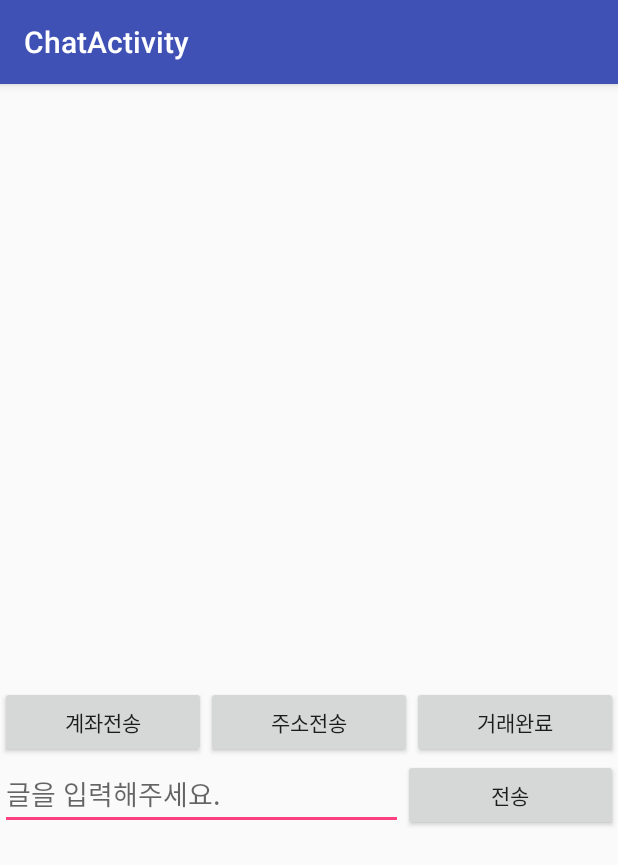
After one commit to sweetpotatocatT/hwagaeJangteo1, an Android app: the ChatActivity screen opened directly, with no data from a screen before it, on a phone screen of 412 x 824 dp. The commit adds this screen. Shown: the top 865 px of the screen. Run offline under Robolectric (Android 15) with nearby library versions, the phone set to English and light mode, and no system bars; our stand-ins replace Firebase (no records; nobody signed in at launch, a user with empty details on screens opened directly); libraries missing offline, so code that uses them is left out: com.facebook; 1 statement that could not run was skipped.

Commit message:
2018_08_13 22:08 채팅방 리스트, 채팅방, 메뉴바 완료. 김다솔 내정보 만들어지면 채팅방 구현 가능.

```diff
--- a/app/build.gradle
+++ b/app/build.gradle
@@ -19,6 +19,7 @@ android {
 }
 
 dependencies {
+    implementation 'com.google.firebase:firebase-database:15.0.1'
     implementation 'com.google.firebase:firebase-auth:11.6.2'
     implementation 'com.firebaseui:firebase-ui-auth:4.0.0'
     implementation 'com.facebook.android:facebook-android-sdk:4.34.0'
--- /dev/null
+++ b/app/src/main/java/www/hwagae/com/hwagae/ChatActivity.java
@@ -0,0 +1,126 @@
+package www.hwagae.com.hwagae;
+
+import android.content.Intent;
+import android.os.Bundle;
+import android.support.design.widget.FloatingActionButton;
+import android.support.design.widget.Snackbar;
+import android.support.v7.app.AppCompatActivity;
+import android.support.v7.widget.Toolbar;
+import android.util.Log;
+import android.view.View;
+import android.widget.ArrayAdapter;
+import android.widget.Button;
+import android.widget.EditText;
+import android.widget.ListView;
+
+import com.facebook.Profile;
+import com.google.firebase.database.ChildEventListener;
+import com.google.firebase.database.DataSnapshot;
+import com.google.firebase.database.DatabaseError;
+import com.google.firebase.database.DatabaseReference;
+import com.google.firebase.database.FirebaseDatabase;
+
+public class ChatActivity extends AppCompatActivity {
+
+    private String CHAT_NAME;
+    private String USER_NAME;
+
+    private ListView lvChat;
+    private EditText rqText;
+    private Button btnRequest;
+
+    private FirebaseDatabase firebaseDatabase = FirebaseDatabase.getInstance();
+    private DatabaseReference databaseReference = firebaseDatabase.getReference();
+
+    @Override
+    protected void onCreate(Bundle savedInstanceState) {
+        super.onCreate(savedInstanceState);
+        setContentView(R.layout.activity_chat);
+        Toolbar toolbar = (Toolbar) findViewById(R.id.toolbar);
+        setSupportActionBar(toolbar);
+
+        // FINDVIEWBYID 선언
+        lvChat = findViewById(R.id.lvChat);
+        rqText = findViewById(R.id.rqText);
+        btnRequest = findViewById(R.id.btnRequest);
+
+        /*
+        페이스북 연동 로그인 후, 받아온 유저 이름 저장
+         */
+        USER_NAME
+                = (Profile.getCurrentProfile().getFirstName() + Profile.getCurrentProfile().getLastName()).toString();
+
+        // 채팅방 입장 -> 메소드 구현
+        openChat(USER_NAME);
+
+        btnRequest.setOnClickListener(new View.OnClickListener() {
+            @Override
+            public void onClick(View v) {
+                // 입력된 것이 아무것도 없으면
+                if(rqText.getText().toString().equals("")) {
+                    return;
+                }
+                // USER_NAME에 해당하는 사람이 친 채팅을 chat에 넣기
+                ChatData chat = new ChatData(USER_NAME, rqText.getText().toString());
+
+                // RealTime Database에 Chat - USER_NAME 넣고 채팅친 것 value로 넣기
+                // 기본적으로 데이터베이스에 넣을 때 형태는 Key, Value 맵 형태로 넣어진다.
+                databaseReference.child("chat").child(USER_NAME).push().setValue(chat);
+                rqText.setText("");         // 입력창 초기화
+            }
+        });
+    }
+
+    /*
+    채팅 입력하는 화면
+    >> 추후에 USER 본인이면 오른쪽 배치, 아니면 왼쪽 배치 고려할 것
+    >> 그리고 유저 이름이랑 채팅 같이 나올 수 있게 ! -> 카톡처럼
+     */
+    private void addMessage(DataSnapshot dataSnapshot, ArrayAdapter<String> adapter) {
+        ChatData chatData = dataSnapshot.getValue(ChatData.class);
+        adapter.add(chatData.getUserName() + " : " + chatData.getMessage());
+    }
+
+    /*
+    채팅 글 지우는 항목도 있었는데 혹시나 발뺌하는 일 생길까봐 일부러 추가 안함
+     */
+
+    private void openChat(String chatName) {
+        // 리스트 어댑터 세팅
+        final ArrayAdapter<String> adapter =
+                new ArrayAdapter<String>(this, R.layout.item, R.id.tvChat);
+        lvChat.setAdapter(adapter);
+
+        // 데이터 받아오기 및 어댑터에 데이터 추가 및 삭제 등 .. 리스터 관리
+        databaseReference.child("chat").child(chatName).addChildEventListener(new ChildEventListener() {
+            // Child 값 넣는 메소드
+            // Child : 데이터베이스에서 하위 항목들
+            @Override
+            public void onChildAdded(DataSnapshot dataSnapshot, String s) {
+                addMessage(dataSnapshot, adapter);
+                Log.d("LOG", "s:" + s);
+            }
+
+            @Override
+            public void onChildChanged(DataSnapshot dataSnapshot, String s) {
+
+            }
+
+            @Override
+            public void onChildRemoved(DataSnapshot dataSnapshot) {
+
+            }
+
+            @Override
+            public void onChildMoved(DataSnapshot dataSnapshot, String s) {
+
+            }
+
+            @Override
+            public void onCancelled(DatabaseError databaseError) {
+
+            }
+        });
+    }
+
+}
--- a/app/src/main/java/www/hwagae/com/hwagae/LoginActivity.java
+++ b/app/src/main/java/www/hwagae/com/hwagae/LoginActivity.java
@@ -153,9 +153,9 @@ public class LoginActivity extends AppCompatActivity {
         AccessToken accessToken = AccessToken.getCurrentAccessToken();
         boolean isLoggedIn = accessToken != null && !accessToken.isExpired();
 
+        LoginManager.getInstance().logInWithReadPermissions(this, Arrays.asList("public_profile"));
 
 
-        LoginManager.getInstance().logInWithReadPermissions(this, Arrays.asList("public_profile"));
 
         tvJoinus = findViewById(R.id.tvJoinus);
         tvJoinus.setOnClickListener(new View.OnClickListener() {
--- /dev/null
+++ b/app/src/main/res/layout/activity_chat.xml
@@ -0,0 +1,25 @@
+<?xml version="1.0" encoding="utf-8"?>
+<android.support.design.widget.CoordinatorLayout xmlns:android="http://schemas.android.com/apk/res/android"
+    xmlns:app="http://schemas.android.com/apk/res-auto"
+    xmlns:tools="http://schemas.android.com/tools"
+    android:layout_width="match_parent"
+    android:layout_height="match_parent"
+    tools:context=".ChatActivity">
+
+    <android.support.design.widget.AppBarLayout
+        android:layout_width="match_parent"
+        android:layout_height="wrap_content"
+        android:theme="@style/AppTheme.AppBarOverlay">
+
+        <android.support.v7.widget.Toolbar
+            android:id="@+id/toolbar"
+            android:layout_width="match_parent"
+            android:layout_height="?attr/actionBarSize"
+            android:background="?attr/colorPrimary"
+            app:popupTheme="@style/AppTheme.PopupOverlay" />
+
+    </android.support.design.widget.AppBarLayout>
+
+    <include layout="@layout/content_chat" />
+
+</android.support.design.widget.CoordinatorLayout>
--- /dev/null
+++ b/app/src/main/res/layout/content_chat.xml
@@ -0,0 +1,68 @@
+<?xml version="1.0" encoding="utf-8"?>
+<LinearLayout xmlns:android="http://schemas.android.com/apk/res/android"
+    xmlns:app="http://schemas.android.com/apk/res-auto"
+    xmlns:tools="http://schemas.android.com/tools"
+    android:layout_width="match_parent"
+    android:layout_height="match_parent"
+    app:layout_behavior="@string/appbar_scrolling_view_behavior"
+    tools:context=".ChatActivity"
+    android:orientation="vertical"
+    tools:showIn="@layout/activity_chat">
+
+
+    <ListView
+        android:id="@+id/lvChat"
+        android:layout_width="match_parent"
+        android:layout_height="401dp" />
+
+    <LinearLayout
+        android:layout_width="match_parent"
+        android:layout_height="wrap_content"
+        android:orientation="horizontal">
+
+        <Button
+            android:id="@+id/rqBalance"
+            android:layout_width="wrap_content"
+            android:layout_height="wrap_content"
+            android:layout_weight="1"
+            android:text="계좌전송" />
+
+        <Button
+            android:id="@+id/rqAddress"
+            android:layout_width="wrap_content"
+            android:layout_height="wrap_content"
+            android:layout_weight="1"
+            android:text="주소전송" />
+
+        <Button
+            android:id="@+id/rqFinish"
+            android:layout_width="wrap_content"
+            android:layout_height="wrap_content"
+            android:layout_weight="1"
+            android:text="거래완료" />
+
+    </LinearLayout>
+
+    <LinearLayout
+        android:layout_width="match_parent"
+        android:layout_height="match_parent"
+        android:orientation="horizontal">
+
+        <EditText
+            android:id="@+id/rqText"
+            android:layout_width="wrap_content"
+            android:layout_height="wrap_content"
+            android:layout_weight="1"
+            android:ems="10"
+            android:hint="글을 입력해주세요."
+            android:inputType="textPersonName" />
+
+        <Button
+            android:id="@+id/btnRequest"
+            android:layout_width="wrap_content"
+            android:layout_height="wrap_content"
+            android:layout_weight="1"
+            android:text="전송" />
+    </LinearLayout>
+
+</LinearLayout>
--- a/app/src/main/res/layout/activity_pre_login.xml
+++ b/app/src/main/res/layout/content_pr_login.xml
@@ -4,7 +4,9 @@
     xmlns:tools="http://schemas.android.com/tools"
     android:layout_width="match_parent"
     android:layout_height="match_parent"
-    tools:context=".PreLoginActivity">
+    app:layout_behavior="@string/appbar_scrolling_view_behavior"
+    tools:context=".PrLoginActivity"
+    tools:showIn="@layout/activity_pr_login">
 
     <TextView
         android:id="@+id/tvFb"
--- a/app/src/main/res/values/strings.xml
+++ b/app/src/main/res/values/strings.xml
@@ -8,5 +8,8 @@
     <string name="facebook_app_id">1212721358868606</string>
     <string name="fb_login_protocol_scheme">fb1212721358868606</string>
     <string name="title_activity_main_view">MainViewActivity</string>
+    <string name="title_activity_chat">ChatActivity</string>
+    <string name="title_activity_chat_room">ChatRoomActivity</string>
+    <string name="title_activity_pr_login">PrLoginActivity</string>
 
 </resources>
```
Also changed, not shown: app/src/main/AndroidManifest.xml (+20 -12 lines), app/src/main/java/www/hwagae/com/hwagae/ChatData.java (added, +36 -0 lines), app/src/main/java/www/hwagae/com/hwagae/ChatRoomActivity.java (added, +86 -0 lines), app/src/main/java/www/hwagae/com/hwagae/JoinActivity.java (+0 -20 lines), app/src/main/java/www/hwagae/com/hwagae/MainViewActivity.java (+31 -0 lines), app/src/main/java/www/hwagae/com/hwagae/PrLoginActivity.java (renamed from app/src/main/java/www/hwagae/com/hwagae/PreLoginActivity.java, +10 -4 lines), app/src/main/res/layout/activity_chat_room.xml (added, +25 -0 lines), app/src/main/res/layout/activity_pr_login.xml (added, +25 -0 lines), app/src/main/res/layout/content_chat_room.xml (added, +23 -0 lines), app/src/main/res/layout/item.xml (added, +13 -0 lines), app/src/main/res/menu/menu_join.xml (+14 -2 lines).
